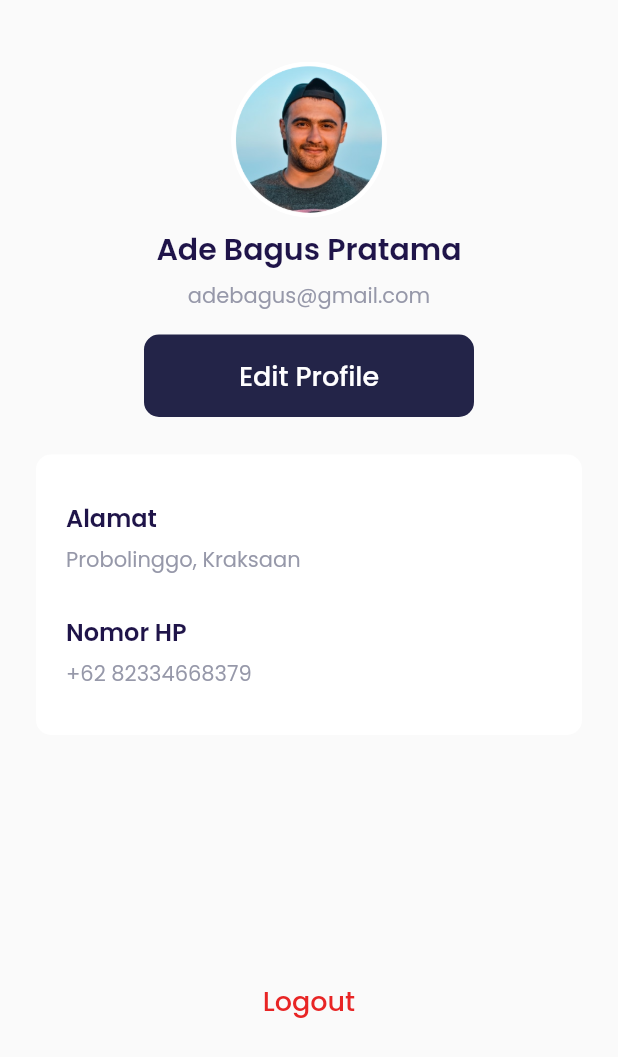
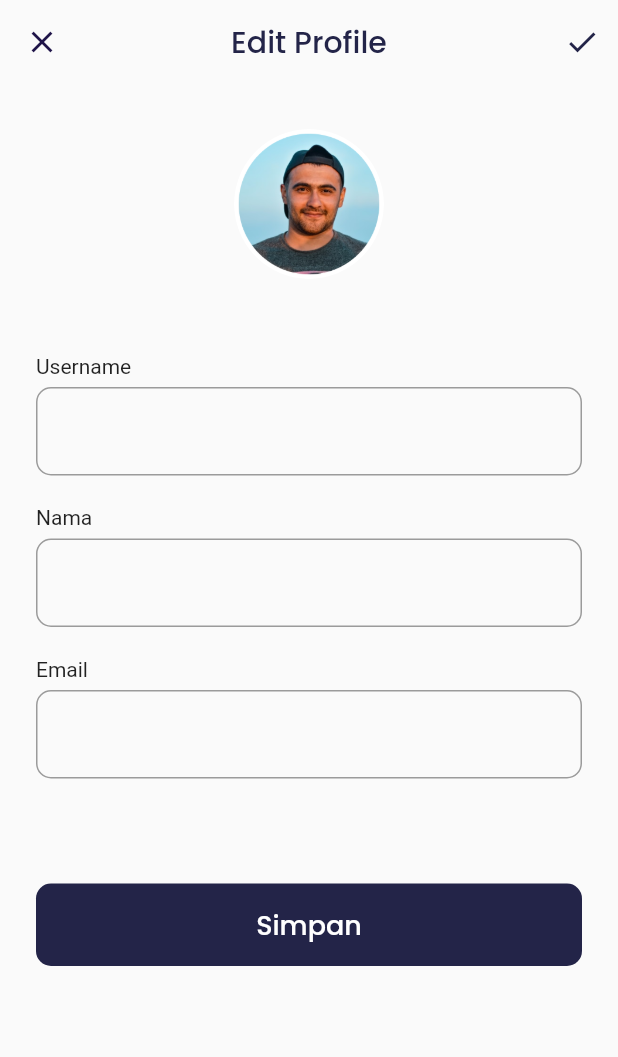
Before and after one commit to fikri-zamzam/Jobqo-Mobile, a Flutter app: the ProfilePage screen opened directly, after a tap on "Edit Profile", on a phone screen of 412 x 824 dp. Shown: the top 1057 px of the screen. Run offline on Flutter 3.47's test engine with Material 2 defaults, Android fonts, the phone set to English and light mode, and no system bars; our stand-ins replace bloc, flutter_bloc, google_fonts; accounts and stored records are empty; network calls fail.

Commit message:
data job dan user (dinamis)

```diff
--- a/lib/main.dart
+++ b/lib/main.dart
@@ -2,6 +2,8 @@ import 'package:flutter/material.dart';
 import 'package:flutter_bloc/flutter_bloc.dart';
 import 'package:jobqo/cubit/page_cubit.dart';
 import 'package:jobqo/providers/auth_provider.dart';
+import 'package:jobqo/providers/job_provider.dart';
+import 'package:jobqo/ui/pages/edit_profile_page.dart';
 import 'package:jobqo/ui/pages/main_page.dart';
 import 'package:jobqo/ui/pages/sign_in_page.dart';
 import 'package:jobqo/ui/pages/sign_up_page.dart';
@@ -21,6 +23,9 @@ class MyApp extends StatelessWidget {
         ChangeNotifierProvider(
           create: (context) => AuthProvider(),
         ),
+        ChangeNotifierProvider(
+          create: (context) => JobProvider(),
+        ),
       ],
       child: MultiBlocProvider(
         providers: [
@@ -36,6 +41,7 @@ class MyApp extends StatelessWidget {
             '/sign-up': (context) => SignUpPage(),
             '/sign-in': (context) => SignInPage(),
             '/main': (context) => MainPage(),
+            '/edit-profile': (context) => EditProfile(),
           },
         ),
       ),
--- a/lib/models/job_model.dart
+++ b/lib/models/job_model.dart
@@ -1,16 +1,26 @@
+import 'package:jobqo/models/company_model.dart';
+
+import 'gaji_model.dart';
+
 class JobModel {
   int? id;
   String? name_job;
+  late CompanyModel company;
+  late GajiModel gajii;
   String? desk_job;
   String? job_requirement;
+  DateTime? createdAt;
   // String? password;
   // String? token;
 
   JobModel({
     required this.id,
     required this.name_job,
+    required this.company,
+    required this.gajii,
     required this.desk_job,
     required this.job_requirement,
+    required this.createdAt,
     // required this.password,
     // required this.token,
   });
@@ -18,8 +28,11 @@ class JobModel {
   JobModel.fromJson(Map<String, dynamic> json) {
     id = json['id'];
     name_job = json['name_job'];
+    company = CompanyModel.fromJson(json['asal_job']);
+    gajii = GajiModel.fromJson(json['range_gaji']);
     desk_job = json['desk_job'];
     job_requirement = json['job_requirement'];
+    createdAt = DateTime.parse(json['created_at']);
     // password = json['password'];
     // token = json['token'];
   }
@@ -28,8 +41,11 @@ class JobModel {
     return {
       'id': id,
       'name_job ': name_job,
+      'name_company': company.toJson(),
+      'range_salary': gajii.toJson(),
       'desk_job': desk_job,
       'job_requirement': job_requirement,
+      'created_at': createdAt,
       // 'password': password,
       // 'token': token,
     };
--- /dev/null
+++ b/lib/ui/pages/edit_profile_page.dart
@@ -0,0 +1,195 @@
+import 'package:flutter/material.dart';
+import 'package:jobqo/providers/auth_provider.dart';
+import 'package:jobqo/shared/shared.dart';
+import 'package:provider/provider.dart';
+
+import '../../models/user_model.dart';
+import '../widgets/custom_button.dart';
+
+class EditProfile extends StatelessWidget {
+  const EditProfile({Key? key}) : super(key: key);
+
+  @override
+  Widget build(BuildContext context) {
+    AuthProvider authProvider = Provider.of<AuthProvider>(context);
+    UserModel user = authProvider.user;
+
+    Widget username() {
+      return Container(
+        margin: EdgeInsets.only(bottom: 20, top: 50),
+        child: Column(
+          crossAxisAlignment: CrossAxisAlignment.start,
+          children: [
+            Text(
+              'Username',
+            ),
+            SizedBox(
+              height: 6,
+            ),
+            TextFormField(
+              // controller: emailController,
+              cursorColor: kBlackColor,
+              decoration: InputDecoration(
+                  hintText: '${user.username}',
+                  border: OutlineInputBorder(
+                    borderRadius: BorderRadius.circular(
+                      defaultRadius,
+                    ),
+                  ),
+                  focusedBorder: OutlineInputBorder(
+                      borderRadius: BorderRadius.circular(defaultRadius),
+                      borderSide: BorderSide(
+                        color: kPrimaryColor,
+                      ))),
+            ),
+          ],
+        ),
+      );
+    }
+
+    Widget nama() {
+      return Container(
+        margin: EdgeInsets.only(
+          bottom: 20,
+        ),
+        child: Column(
+          crossAxisAlignment: CrossAxisAlignment.start,
+          children: [
+            Text(
+              'Nama',
+            ),
+            SizedBox(
+              height: 6,
+            ),
+            TextFormField(
+              // controller: emailController,
+              cursorColor: kBlackColor,
+              decoration: InputDecoration(
+                  hintText: '${user.name}',
+                  border: OutlineInputBorder(
+                    borderRadius: BorderRadius.circular(
+                      defaultRadius,
+                    ),
+                  ),
+                  focusedBorder: OutlineInputBorder(
+                      borderRadius: BorderRadius.circular(defaultRadius),
+                      borderSide: BorderSide(
+                        color: kPrimaryColor,
+                      ))),
+            ),
+          ],
+        ),
+      );
+    }
+
+    Widget email() {
+      return Container(
+        margin: EdgeInsets.only(
+          bottom: 20,
+        ),
+        child: Column(
+          crossAxisAlignment: CrossAxisAlignment.start,
+          children: [
+            Text(
+              'Email',
+            ),
+            SizedBox(
+              height: 6,
+            ),
+            TextFormField(
+              // controller: emailController,
+              cursorColor: kBlackColor,
+              decoration: InputDecoration(
+                hintText: '${user.email}',
+                border: OutlineInputBorder(
+                  borderRadius: BorderRadius.circular(
+                    defaultRadius,
+                  ),
+                ),
+                focusedBorder: OutlineInputBorder(
+                  borderRadius: BorderRadius.circular(defaultRadius),
+                  borderSide: BorderSide(
+                    color: kPrimaryColor,
+                  ),
+                ),
+              ),
+            ),
+          ],
+        ),
+      );
+    }
+
+    Widget submitButton() {
+      return CustomButton(
+        title: 'Simpan',
+        width: double.infinity,
+        margin: EdgeInsets.only(top: 50),
+        onPressed: () {},
+      );
+    }
+
+    Widget content() {
+      return Container(
+        width: double.infinity,
+        padding: EdgeInsets.symmetric(
+          horizontal: defaultMargin,
+        ),
+        child: Column(
+          crossAxisAlignment: CrossAxisAlignment.center,
+          children: [
+            Container(
+              width: 100,
+              height: 100,
+              margin: EdgeInsets.only(top: 30),
+              decoration: BoxDecoration(
+                shape: BoxShape.circle,
+                image: DecorationImage(
+                  image: AssetImage('assets/image_profile.png'),
+                ),
+              ),
+            ),
+            username(),
+            nama(),
+            email(),
+            submitButton(),
+          ],
+        ),
+      );
+    }
+
+    return Scaffold(
+      backgroundColor: kBackgroundColor,
+      appBar: AppBar(
+        backgroundColor: kBackgroundColor,
+        leading: IconButton(
+          icon: Icon(
+            Icons.close,
+            color: kBlackColor,
+          ),
+          onPressed: () {
+            Navigator.pop(context);
+          },
+        ),
+        elevation: 0,
+        centerTitle: true,
+        title: Text(
+          'Edit Profile',
+          style: primaryTextStyle.copyWith(
+            fontWeight: medium,
+          ),
+        ),
+        actions: [
+          IconButton(
+            icon: Icon(
+              Icons.check,
+              color: kPrimaryColor,
+            ),
+            onPressed: () {},
+          )
+        ],
+      ),
+      body: content(),
+      resizeToAvoidBottomInset: false,
+    );
+  }
+}
--- a/lib/ui/pages/profile_page.dart
+++ b/lib/ui/pages/profile_page.dart
@@ -1,11 +1,18 @@
 import 'package:flutter/material.dart';
+import 'package:jobqo/models/user_model.dart';
 import 'package:jobqo/shared/shared.dart';
+import 'package:provider/provider.dart';
+
+import '../../providers/auth_provider.dart';
 
 class ProfilePage extends StatelessWidget {
   const ProfilePage({Key? key}) : super(key: key);
 
   @override
   Widget build(BuildContext context) {
+    AuthProvider authProvider = Provider.of<AuthProvider>(context);
+    UserModel user = authProvider.user;
+
     Widget profile() {
       return Container(
         margin: EdgeInsets.only(top: 41),
@@ -27,7 +34,7 @@ class ProfilePage extends StatelessWidget {
               height: 6,
             ),
             Text(
-              'Ade Bagus Pratama',
+              '${user.name}',
               style: blackTextStyle.copyWith(
                 fontSize: 20,
                 fontWeight: semiBold,
@@ -37,7 +44,7 @@ class ProfilePage extends StatelessWidget {
               height: 6,
             ),
             Text(
-              'adebagus@gmail.com',
+              '${user.email}',
               style: greyTextStyle.copyWith(
                 fontWeight: regular,
               ),
@@ -51,10 +58,11 @@ class ProfilePage extends StatelessWidget {
                   Navigator.pushNamed(context, '/edit-profile');
                 },
                 style: TextButton.styleFrom(
-                    backgroundColor: kPrimaryColor,
-                    shape: RoundedRectangleBorder(
-                      borderRadius: BorderRadius.circular(defaultRadius),
-                    )),
+                  backgroundColor: kPrimaryColor,
+                  shape: RoundedRectangleBorder(
+                    borderRadius: BorderRadius.circular(defaultRadius),
+                  ),
+                ),
                 child: Text(
                   'Edit Profile',
                   style: whiteTextStyle.copyWith(
```
Also changed, not shown: lib/models/company_model.dart (added, +21 -0 lines), lib/models/gaji_model.dart (added, +21 -0 lines), lib/providers/job_provider.dart (+8 -18 lines), lib/services/job_service.dart (+11 -21 lines), lib/ui/pages/detail_job_page.dart (+15 -5 lines), lib/ui/pages/home_page.dart (+28 -35 lines), lib/ui/pages/splash_screen.dart (+10 -3 lines), lib/ui/widgets/job_card.dart (+11 -14 lines), lib/ui/widgets/job_tile.dart (+21 -13 lines).
